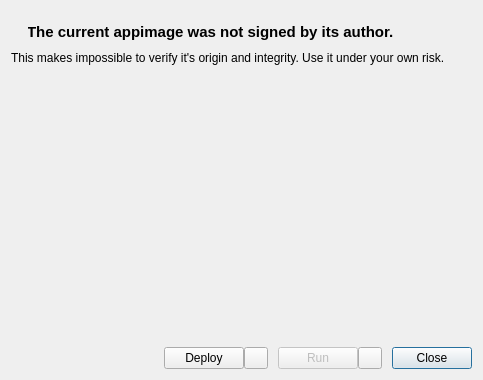
Above: src/first_run/gui/UnsecureAppimageDialog.ui from Nitrux/appimage-desktop-integration before the change. Below: the same form after it.
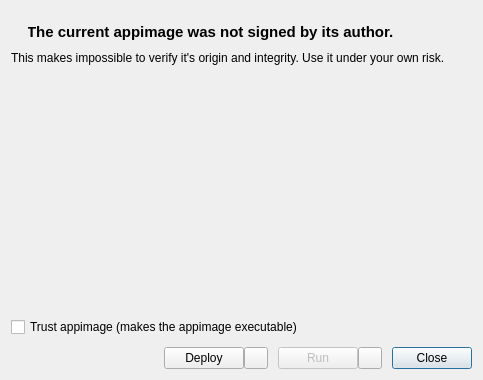
That is the form after the change. Icons and pictures are not drawn.

Commit message: Add trust appimage functionality

Diff of the .ui file:
```diff
--- a/src/first_run/gui/UnsecureAppimageDialog.ui
+++ b/src/first_run/gui/UnsecureAppimageDialog.ui
@@ -107,6 +107,17 @@
      </property>
     </widget>
    </item>
+   <item>
+    <layout class="QHBoxLayout" name="horizontalLayout_4">
+     <item>
+      <widget class="QCheckBox" name="checkBox">
+       <property name="text">
+        <string>Trust appimage (makes the appimage executable)</string>
+       </property>
+      </widget>
+     </item>
+    </layout>
+   </item>
    <item>
     <layout class="QHBoxLayout" name="horizontalLayout">
      <item>
```
Left out of the diff: 8 changed lines with no effect on the pictures. The commit also changes 5 other files.
